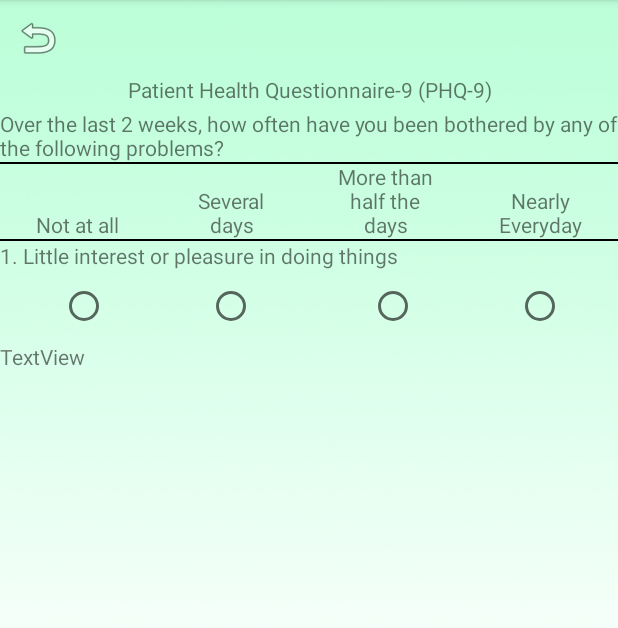
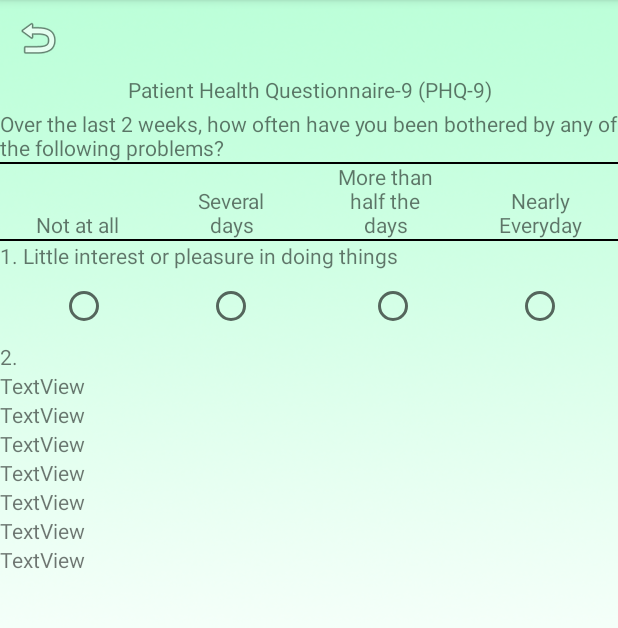
Before and after one commit to Harikoa/Restart, an Android app: the PHQ9Questionnaire screen opened directly, with no data from a screen before it, on a phone screen of 412 x 824 dp, the part 84-712 px from its top. Run offline under Robolectric (Android 15) with nearby library versions, the phone set to English and light mode, and no system bars.

Commit message:
idk this nasa stash lang

```diff
--- a/Restart-MobDev/app/src/main/res/layout/phq9_questionnaire.xml
+++ b/Restart-MobDev/app/src/main/res/layout/phq9_questionnaire.xml
@@ -160,6 +160,48 @@
                     android:id="@+id/textView31"
                     android:layout_width="match_parent"
                     android:layout_height="wrap_content"
+                    android:text="2. " />
+
+                <TextView
+                    android:id="@+id/textView20"
+                    android:layout_width="match_parent"
+                    android:layout_height="wrap_content"
+                    android:text="TextView" />
+
+                <TextView
+                    android:id="@+id/textView21"
+                    android:layout_width="match_parent"
+                    android:layout_height="wrap_content"
+                    android:text="TextView" />
+
+                <TextView
+                    android:id="@+id/textView28"
+                    android:layout_width="match_parent"
+                    android:layout_height="wrap_content"
+                    android:text="TextView" />
+
+                <TextView
+                    android:id="@+id/textView30"
+                    android:layout_width="match_parent"
+                    android:layout_height="wrap_content"
+                    android:text="TextView" />
+
+                <TextView
+                    android:id="@+id/textView32"
+                    android:layout_width="match_parent"
+                    android:layout_height="wrap_content"
+                    android:text="TextView" />
+
+                <TextView
+                    android:id="@+id/textView33"
+                    android:layout_width="match_parent"
+                    android:layout_height="wrap_content"
+                    android:text="TextView" />
+
+                <TextView
+                    android:id="@+id/textView34"
+                    android:layout_width="match_parent"
+                    android:layout_height="wrap_content"
                     android:text="TextView" />
 
             </LinearLayout>
```
